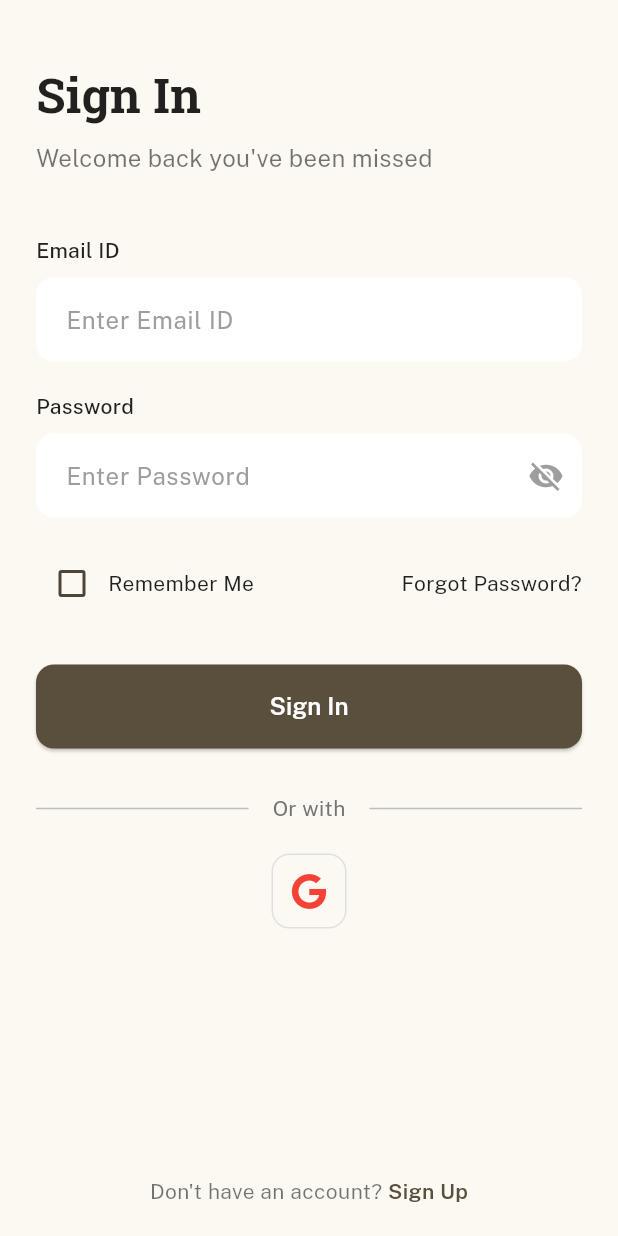
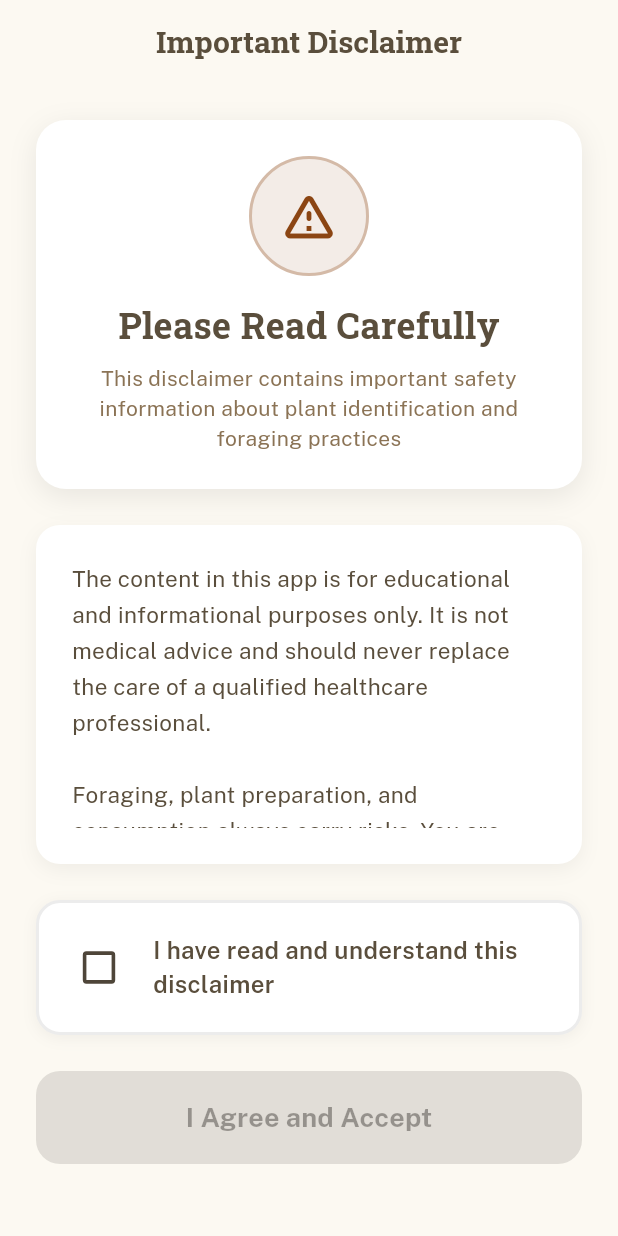
Before and after one commit to Simphiwe-Khumo-Yende/gaiosophy, a Flutter app: the screen it shows after launch, on a phone screen of 412 x 824 dp. Run offline on Flutter 3.47's test engine with Material 3 defaults, Android fonts, the phone set to English and light mode, and no system bars; our stand-ins replace cached_network_image, cloud_firestore, connectivity_plus, firebase_auth, firebase_core, firebase_storage and 10 more; accounts and stored records are empty.

Commit message:
added disclaimer

```diff
--- /dev/null
+++ b/lib/data/services/disclaimer_service.dart
@@ -0,0 +1,33 @@
+import 'package:flutter_secure_storage/flutter_secure_storage.dart';
+import 'package:flutter_riverpod/flutter_riverpod.dart';
+
+class DisclaimerService {
+  static const _storage = FlutterSecureStorage();
+  static const String _disclaimerAcceptedKey = 'disclaimer_accepted';
+
+  Future<bool> hasAcceptedDisclaimer() async {
+    try {
+      final value = await _storage.read(key: _disclaimerAcceptedKey);
+      return value == 'true';
+    } catch (e) {
+      return false;
+    }
+  }
+
+  Future<void> acceptDisclaimer() async {
+    await _storage.write(key: _disclaimerAcceptedKey, value: 'true');
+  }
+
+  Future<void> resetDisclaimerAcceptance() async {
+    await _storage.delete(key: _disclaimerAcceptedKey);
+  }
+}
+
+final disclaimerServiceProvider = Provider<DisclaimerService>((ref) {
+  return DisclaimerService();
+});
+
+final disclaimerAcceptedProvider = FutureProvider<bool>((ref) async {
+  final service = ref.read(disclaimerServiceProvider);
+  return await service.hasAcceptedDisclaimer();
+});
--- a/lib/presentation/routing/app_router.dart
+++ b/lib/presentation/routing/app_router.dart
@@ -15,6 +15,9 @@ import '../screens/privacy_settings_screen.dart';
 import '../screens/help_support_screen.dart';
 import '../screens/saved_content_screen.dart';
 import '../screens/search_screen.dart';
+import '../screens/disclaimer_screen.dart';
+import '../screens/legal_screen.dart';
+import '../../data/services/disclaimer_service.dart';
 
 final firebaseAuthProvider = StreamProvider<User?>((ref) {
   return FirebaseAuth.instance.authStateChanges();
@@ -22,28 +25,42 @@ final firebaseAuthProvider = StreamProvider<User?>((ref) {
 
 final appRouterProvider = Provider<GoRouter>((ref) {
   final authState = ref.watch(firebaseAuthProvider);
+  final disclaimerAccepted = ref.watch(disclaimerAcceptedProvider);
 
   return GoRouter(
     initialLocation: '/',
     redirect: (context, state) async {
       // Show loading during auth state determination
-      if (authState.isLoading) {
+      if (authState.isLoading || disclaimerAccepted.isLoading) {
         return '/splash';
       }
 
       final user = authState.value;
       final loggedIn = user != null;
+      final hasAcceptedDisclaimer = disclaimerAccepted.value ?? false;
       final loggingIn = state.matchedLocation == '/login';
       final registering = state.matchedLocation == '/register';
       final onProfileSetup = state.matchedLocation == '/profile-setup';
+      final onDisclaimer = state.matchedLocation == '/disclaimer';
+      final onLegal = state.matchedLocation == '/legal';
+
+      // Always allow access to legal page
+      if (onLegal) {
+        return null;
+      }
+
+      // If disclaimer not accepted and not on disclaimer page, go to disclaimer
+      if (!hasAcceptedDisclaimer && !onDisclaimer) {
+        return '/disclaimer';
+      }
 
       // If not authenticated, go to login
-      if (!loggedIn && !loggingIn && !registering) {
+      if (!loggedIn && !loggingIn && !registering && !onDisclaimer) {
         return '/login';
       }
 
       // If logged in, check profile completion
-      if (loggedIn && !onProfileSetup && !loggingIn && !registering) {
+      if (loggedIn && !onProfileSetup && !loggingIn && !registering && !onDisclaimer) {
         try {
           final userDoc = await FirebaseFirestore.instance
               .collection('users')
@@ -68,6 +85,7 @@ final appRouterProvider = Provider<GoRouter>((ref) {
     },
     routes: [
       GoRoute(path: '/splash', builder: (c, s) => const SplashScreen()),
+      GoRoute(path: '/disclaimer', builder: (c, s) => const DisclaimerScreen()),
       GoRoute(path: '/', builder: (c, s) => const HomeScreen()),
       GoRoute(path: '/search', builder: (c, s) => const SearchScreen()),
       GoRoute(path: '/login', builder: (c, s) => const LoginScreen()),
@@ -79,6 +97,7 @@ final appRouterProvider = Provider<GoRouter>((ref) {
       GoRoute(path: '/privacy-settings', builder: (c, s) => const PrivacySettingsScreen()),
       GoRoute(path: '/help-support', builder: (c, s) => const HelpSupportScreen()),
       GoRoute(path: '/saved-content', builder: (c, s) => const SavedContentScreen()),
+      GoRoute(path: '/legal', builder: (c, s) => const LegalScreen()),
       GoRoute(
         path: '/content/:id',
         builder: (c, s) => ContentScreen(contentId: s.pathParameters['id']!),
--- /dev/null
+++ b/lib/presentation/screens/disclaimer_screen.dart
@@ -0,0 +1,273 @@
+import 'package:flutter/material.dart';
+import 'package:flutter_riverpod/flutter_riverpod.dart';
+import 'package:go_router/go_router.dart';
+import '../theme/typography.dart';
+import '../../data/services/disclaimer_service.dart';
+
+class DisclaimerScreen extends ConsumerStatefulWidget {
+  const DisclaimerScreen({super.key});
+
+  @override
+  ConsumerState<DisclaimerScreen> createState() => _DisclaimerScreenState();
+}
+
+class _DisclaimerScreenState extends ConsumerState<DisclaimerScreen> {
+  bool _hasReadDisclaimer = false;
+  bool _isAccepting = false;
+
+  static const String _disclaimerText = '''
+The content in this app is for educational and informational purposes only. It is not medical advice and should never replace the care of a qualified healthcare professional.
+
+Foraging, plant preparation, and consumption always carry risks. You are solely responsible for your own safety and well-being. Always be absolutely certain of a plant's identification before touching, preparing, or consuming it. Many plants have poisonous lookalikes, and misuse can cause serious harm.
+
+Some plants may interact with prescription medications in unexpected or dangerous ways. Others may not be suitable for people with certain medical conditions, for pregnant or breastfeeding women, or for children. Always consult a qualified professional before using herbs if you have a medical condition, take medication, or are responsible for the health of others in your care.
+
+The creators of this app accept no responsibility or liability for any illness, injury, or adverse effects resulting from the use of the information provided. Always do your own research, consult professionals, and take full responsibility for your choices.
+
+By using this app, you acknowledge that you are solely responsible for your health, safety, and actions.''';
+
+  Future<void> _acceptDisclaimer() async {
+    if (!_hasReadDisclaimer) return;
+
+    setState(() {
+      _isAccepting = true;
+    });
+
+    try {
+      final service = ref.read(disclaimerServiceProvider);
+      await service.acceptDisclaimer();
+
+      if (mounted) {
+        // Refresh the disclaimer accepted provider
+        ref.invalidate(disclaimerAcceptedProvider);
+        // Navigate to the intended destination
+        context.go('/');
+      }
+    } catch (e) {
+      if (mounted) {
+        ScaffoldMessenger.of(context).showSnackBar(
+          const SnackBar(
+            content: Text('Error accepting disclaimer. Please try again.'),
+            backgroundColor: Color(0xFF8B4513),
+          ),
+        );
+      }
+    } finally {
+      if (mounted) {
+        setState(() {
+          _isAccepting = false;
+        });
+      }
+    }
+  }
+
+  @override
+  Widget build(BuildContext context) {
+    return Scaffold(
+      backgroundColor: const Color(0xFFFCF9F2), // App's cream background
+      appBar: AppBar(
+        title: Text(
+          'Important Disclaimer',
+          style: context.primaryFont(
+            fontSize: 20,
+            fontWeight: FontWeight.bold,
+            color: const Color(0xFF5A4E3C),
+          ),
+        ),
+        centerTitle: true,
+        automaticallyImplyLeading: false,
+        backgroundColor: const Color(0xFFFCF9F2),
+        elevation: 0,
+      ),
+      body: SafeArea(
+        child: Padding(
+          padding: const EdgeInsets.all(24.0),
+          child: Column(
+            crossAxisAlignment: CrossAxisAlignment.start,
+            children: [
+              // Elegant Header Section
+              Container(
+                width: double.infinity,
+                padding: const EdgeInsets.all(24),
+                decoration: BoxDecoration(
+                  color: Colors.white,
+                  borderRadius: BorderRadius.circular(20),
+                  boxShadow: [
+                    BoxShadow(
+                      color: Colors.black.withOpacity(0.08),
+                      blurRadius: 15,
+                      offset: const Offset(0, 5),
+                    ),
+                  ],
+                ),
+                child: Column(
+                  children: [
+                    // Warning icon in circular container
+                    Container(
+                      width: 80,
+                      height: 80,
+                      decoration: BoxDecoration(
+                        color: const Color(0xFF8B4513).withOpacity(0.1),
+                        shape: BoxShape.circle,
+                        border: Border.all(
+                          color: const Color(0xFF8B4513).withOpacity(0.3),
+                          width: 2,
+                        ),
+                      ),
+                      child: const Icon(
+                        Icons.warning_amber_rounded,
+                        size: 40,
+                        color: Color(0xFF8B4513),
+                      ),
+                    ),
+                    const SizedBox(height: 16),
+                    Text(
+                      'Please Read Carefully',
+                      style: context.primaryFont(
+                        fontSize: 24,
+                        fontWeight: FontWeight.bold,
+                        color: const Color(0xFF5A4E3C),
+                      ),
+                      textAlign: TextAlign.center,
+                    ),
+                    const SizedBox(height: 8),
+                    Text(
+                      'This disclaimer contains important safety information about plant identification and foraging practices',
+                      style: context.secondaryFont(
+                        fontSize: 14,
+                        color: const Color(0xFF8B7355),
+                      ),
+                      textAlign: TextAlign.center,
+                    ),
+                  ],
+                ),
+              ),
+              const SizedBox(height: 24),
+
+              // Disclaimer Content
+              Expanded(
+                child: Container(
+                  width: double.infinity,
+                  padding: const EdgeInsets.all(24),
+                  decoration: BoxDecoration(
+                    color: Colors.white,
+                    borderRadius: BorderRadius.circular(16),
+                    boxShadow: [
+                      BoxShadow(
+                        color: Colors.black.withOpacity(0.05),
+                        blurRadius: 10,
+                        offset: const Offset(0, 4),
+                      ),
+                    ],
+                  ),
+                  child: SingleChildScrollView(
+                    child: Text(
+                      _disclaimerText,
+                      style: context.secondaryFont(
+                        fontSize: 15,
+                        height: 1.6,
+                        color: const Color(0xFF5A4E3C),
+                      ),
+                    ),
+                  ),
+                ),
+              ),
+              const SizedBox(height: 24),
+
+              // Checkbox Section
+              Container(
+                padding: const EdgeInsets.all(20),
+                decoration: BoxDecoration(
+                  color: Colors.white,
+                  borderRadius: BorderRadius.circular(16),
+                  border: Border.all(
+                    color: _hasReadDisclaimer
+                        ? const Color(0xFF8B4513).withOpacity(0.3)
+                        : Colors.grey.withOpacity(0.2),
+                    width: 2,
+                  ),
+                  boxShadow: [
+                    BoxShadow(
+                      color: Colors.black.withOpacity(0.05),
+                      blurRadius: 8,
+                      offset: const Offset(0, 2),
+                    ),
+                  ],
+                ),
+                child: Row(
+                  children: [
+                    Transform.scale(
+                      scale: 1.2,
+                      child: Checkbox(
+                        value: _hasReadDisclaimer,
+                        onChanged: (value) {
+                          setState(() {
+                            _hasReadDisclaimer = value ?? false;
+                          });
+                        },
+                        activeColor: const Color(0xFF8B4513),
+                        checkColor: Colors.white,
+                        materialTapTargetSize: MaterialTapTargetSize.shrinkWrap,
+                      ),
+                    ),
+                    const SizedBox(width: 16),
+                    Expanded(
+                      child: Text(
+                        'I have read and understand this disclaimer',
+                        style: context.secondaryFont(
+                          fontSize: 16,
+                          fontWeight: FontWeight.w600,
+                          color: const Color(0xFF5A4E3C),
+                        ),
+                      ),
+                    ),
+                  ],
+                ),
+              ),
+              const SizedBox(height: 24),
+
+              // Accept Button
+              SizedBox(
+                width: double.infinity,
+                child: ElevatedButton(
+                  onPressed: _hasReadDisclaimer && !_isAccepting ? _acceptDisclaimer : null,
+                  style: ElevatedButton.styleFrom(
+                    padding: const EdgeInsets.symmetric(vertical: 18),
+                    shape: RoundedRectangleBorder(
+                      borderRadius: BorderRadius.circular(16),
+                    ),
+                    backgroundColor: _hasReadDisclaimer
+                        ? const Color(0xFF8B4513)
+                        : Colors.grey.shade300,
+                    foregroundColor: _hasReadDisclaimer
+                        ? Colors.white
+                        : Colors.grey.shade500,
+                    elevation: _hasReadDisclaimer ? 4 : 0,
+                    shadowColor: const Color(0xFF8B4513).withOpacity(0.3),
+                  ),
+                  child: _isAccepting
+                      ? const SizedBox(
+                          height: 24,
+                          width: 24,
+                          child: CircularProgressIndicator(
+                            strokeWidth: 3,
+                            valueColor: AlwaysStoppedAnimation<Color>(Colors.white),
+                          ),
+                        )
+                      : Text(
+                          'I Agree and Accept',
+                          style: context.secondaryFont(
+                            fontSize: 18,
+                            fontWeight: FontWeight.bold,
+                          ),
+                        ),
+                ),
+              ),
+              const SizedBox(height: 24),
+            ],
+          ),
+        ),
+      ),
+    );
+  }
+}
--- a/pubspec.yaml
+++ b/pubspec.yaml
@@ -32,7 +32,7 @@ dependencies:
   firebase_auth: ^6.0.2
   cloud_firestore: ^6.0.1
   firebase_storage: ^13.0.1
-  google_sign_in: ^7.1.1
+  google_sign_in: ^6.2.1
   google_fonts: ^6.2.1
   flutter_html: ^3.0.0
   # Audio playback
```
Also changed, not shown: lib/data/services/auth_service.dart (+5 -3 lines), lib/presentation/screens/legal_screen.dart (added, +343 -0 lines), lib/presentation/screens/settings_screen.dart (+9 -1 lines), pubspec.lock, 1 other file.
